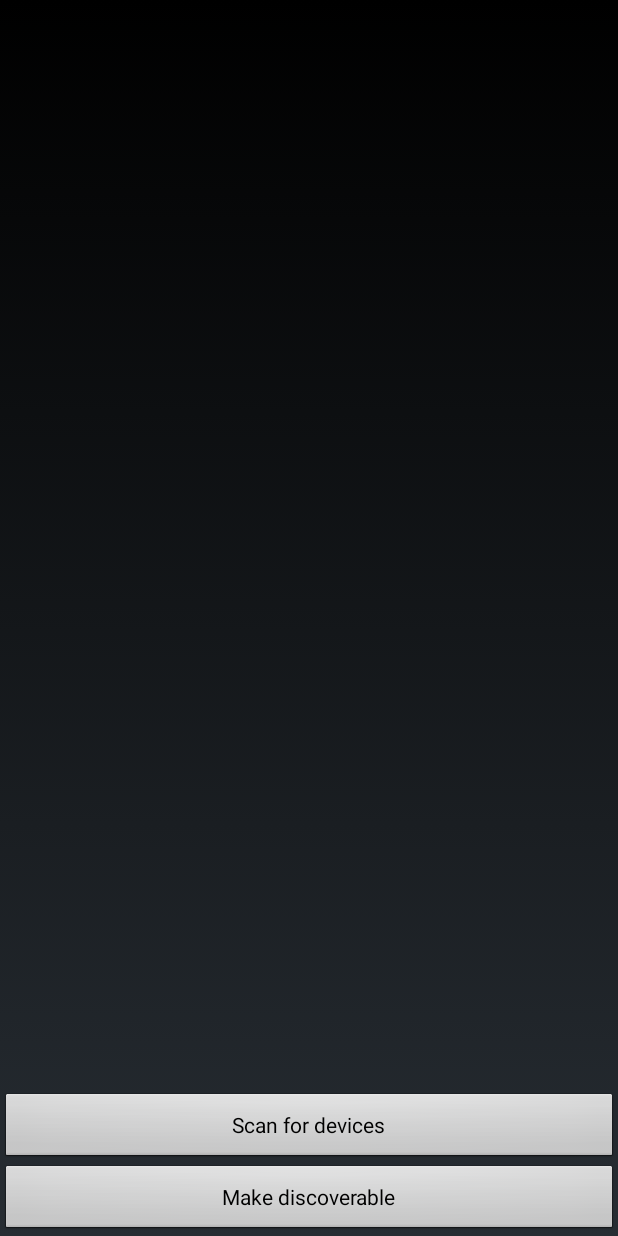
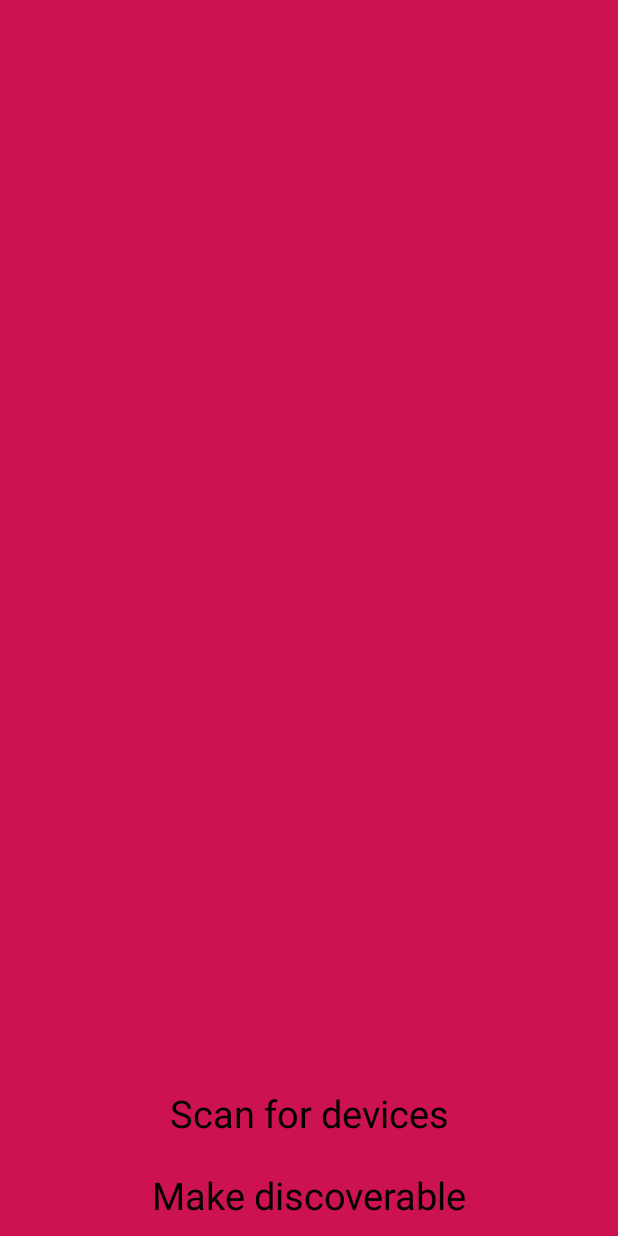
Before and after one commit to jmclaughlin1/MultiPong, an Android app: the layout device_list.xml on its own in the app's theme, with its tools: preview values and no code run, on a phone screen of 412 x 824 dp. Run offline under Robolectric (Android 15) with nearby library versions, the phone set to English and light mode, and no system bars.

Commit message:
updated bluetooth activies to match theme

```diff
--- a/MultiPong/app/src/main/AndroidManifest.xml
+++ b/MultiPong/app/src/main/AndroidManifest.xml
@@ -46,6 +46,8 @@
 
         <activity
             android:name=".Bluetooth.DeviceListActivity"
+            android:screenOrientation="landscape"
+            android:theme="@android:style/Theme.NoTitleBar.Fullscreen"
             android:configChanges="orientation|keyboardHidden"
             android:label="@string/select_device">
         </activity>
--- a/MultiPong/app/src/main/res/layout/activity_bluetooth_test.xml
+++ b/MultiPong/app/src/main/res/layout/activity_bluetooth_test.xml
@@ -4,7 +4,8 @@
     xmlns:tools="http://schemas.android.com/tools"
     android:orientation="horizontal"
     android:layout_width="match_parent"
-    android:layout_height="match_parent">
+    android:layout_height="match_parent"
+    android:background="@color/hot_pink">
 
     <TextView
         android:id="@+id/statusLabel"
@@ -20,6 +21,6 @@
         android:layout_height="wrap_content"
         android:layout_below="@id/statusLabel"
         android:layout_centerHorizontal="true"
-        android:text="N/A"
+        android:text="Waiting for connection"
         android:textSize="30dp" />
 </RelativeLayout>
--- a/MultiPong/app/src/main/res/layout/device_list.xml
+++ b/MultiPong/app/src/main/res/layout/device_list.xml
@@ -1,52 +1,57 @@
 <?xml version="1.0" encoding="utf-8"?>
 <LinearLayout xmlns:android="http://schemas.android.com/apk/res/android"
-    android:layout_width="fill_parent"
-    android:layout_height="fill_parent"
-    android:orientation="vertical">
+    android:layout_width="match_parent"
+    android:layout_height="match_parent"
+    android:orientation="vertical"
+    android:background="@color/hot_pink">
 
     <TextView
         android:id="@+id/title_paired_devices"
-        android:layout_width="fill_parent"
+        android:layout_width="match_parent"
         android:layout_height="wrap_content"
-        android:background="#666"
+        android:background="@color/black"
         android:paddingLeft="5dp"
         android:text="@string/title_paired_devices"
-        android:textColor="#fff"
+        android:textColor="@color/white"
         android:visibility="gone" />
 
     <ListView
         android:id="@+id/paired_devices"
-        android:layout_width="fill_parent"
+        android:layout_width="match_parent"
         android:layout_height="wrap_content"
         android:layout_weight="1"
-        android:stackFromBottom="true" />
+        android:stackFromBottom="false" />
 
     <TextView
         android:id="@+id/title_new_devices"
-        android:layout_width="fill_parent"
+        android:layout_width="match_parent"
         android:layout_height="wrap_content"
-        android:background="#666"
+        android:background="@color/black"
         android:paddingLeft="5dp"
         android:text="@string/title_other_devices"
-        android:textColor="#fff"
+        android:textColor="@color/white"
         android:visibility="gone" />
 
     <ListView
         android:id="@+id/new_devices"
-        android:layout_width="fill_parent"
+        android:layout_width="match_parent"
         android:layout_height="wrap_content"
-        android:layout_weight="2"
-        android:stackFromBottom="true" />
+        android:layout_weight="1"
+        android:stackFromBottom="false" />
 
     <Button
         android:id="@+id/button_scan"
-        android:layout_width="fill_parent"
+        android:layout_width="match_parent"
         android:layout_height="wrap_content"
-        android:text="@string/button_scan" />
+        android:text="@string/button_scan"
+        android:textSize="25dp"
+        style="@style/Widget.AppCompat.Button.Borderless"/>
     <Button
         android:id="@+id/discoverable"
         android:layout_width="match_parent"
         android:layout_height="wrap_content"
         android:onClick="discoverable"
-        android:text="@string/discoverable" />
+        android:text="@string/discoverable"
+        android:textSize="25dp"
+        style="@style/Widget.AppCompat.Button.Borderless"/>
 </LinearLayout>
--- a/MultiPong/app/src/main/res/layout/device_name.xml
+++ b/MultiPong/app/src/main/res/layout/device_name.xml
@@ -1,6 +1,7 @@
 <?xml version="1.0" encoding="utf-8"?>
 <TextView xmlns:android="http://schemas.android.com/apk/res/android"
-    android:layout_width="fill_parent"
+    android:layout_width="match_parent"
     android:layout_height="wrap_content"
     android:padding="5dp"
-    android:textSize="18sp" />
+    android:textSize="15sp"
+    android:textColor="@color/black"/>
```
